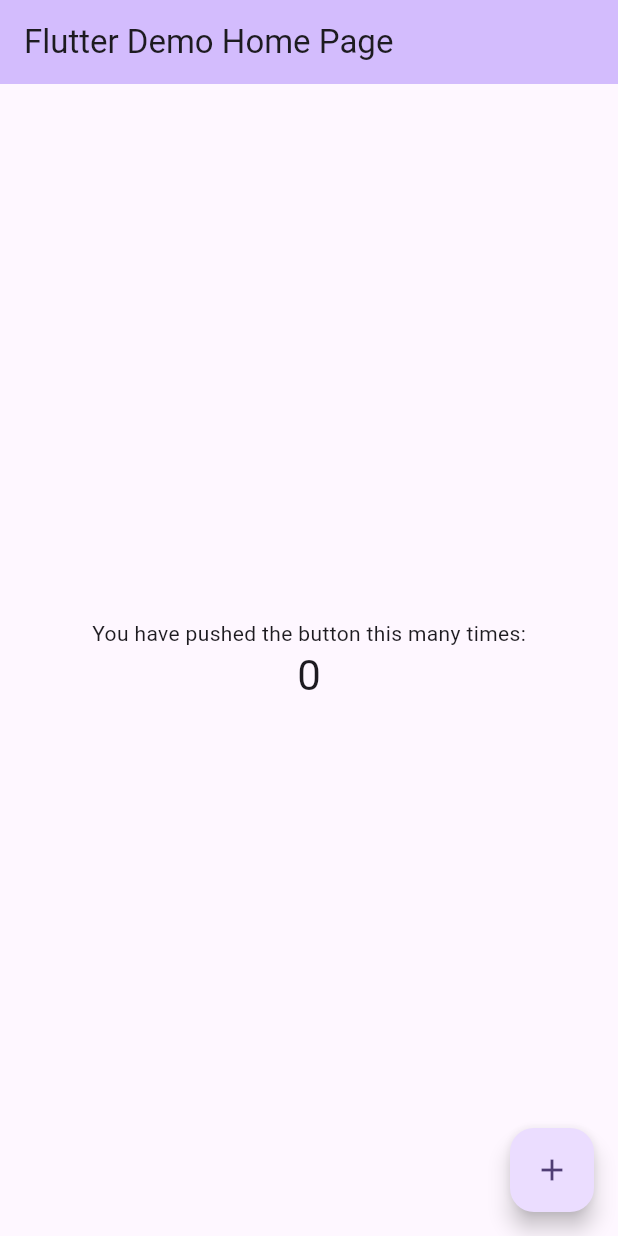
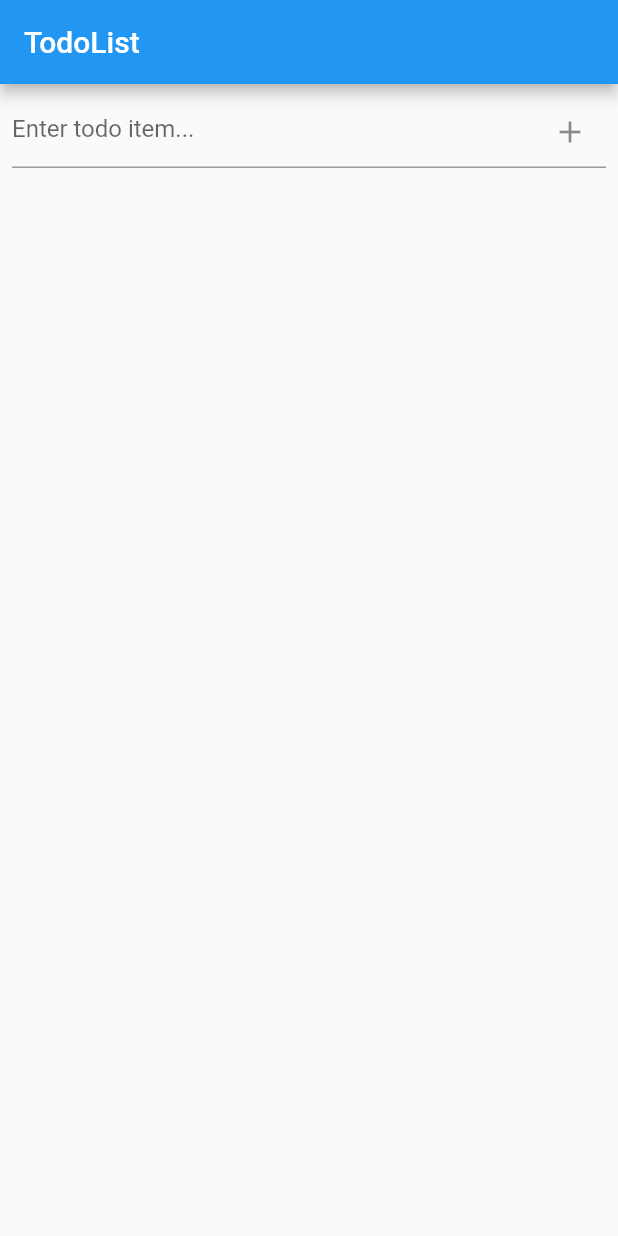
Before and after one commit to insertvalue2/river_pod_todo_v1, a Flutter app: the screen it shows after launch, on a phone screen of 412 x 824 dp. Run offline on Flutter 3.47's test engine with Material 2 defaults, Android fonts, the light colour scheme and no system bars.

Commit message:
todo MVVM 기본완성코드

```diff
--- a/lib/main.dart
+++ b/lib/main.dart
@@ -1,125 +1,23 @@
 import 'package:flutter/material.dart';
+import 'package:my_todo_riverpod_v1/view/todo_list_view.dart';
 
 void main() {
-  runApp(const MyApp());
+  runApp(const TodoApp());
 }
 
-class MyApp extends StatelessWidget {
-  const MyApp({super.key});
+class TodoApp extends StatelessWidget {
+  const TodoApp({super.key});
 
-  // This widget is the root of your application.
   @override
   Widget build(BuildContext context) {
     return MaterialApp(
-      title: 'Flutter Demo',
-      theme: ThemeData(
-        // This is the theme of your application.
-        //
-        // TRY THIS: Try running your application with "flutter run". You'll see
-        // the application has a blue toolbar. Then, without quitting the app,
-        // try changing the seedColor in the colorScheme below to Colors.green
-        // and then invoke "hot reload" (save your changes or press the "hot
-        // reload" button in a Flutter-supported IDE, or press "r" if you used
-        // the command line to start the app).
-        //
-        // Notice that the counter didn't reset back to zero; the application
-        // state is not lost during the reload. To reset the state, use hot
-        // restart instead.
-        //
-        // This works for code too, not just values: Most code changes can be
-        // tested with just a hot reload.
-        colorScheme: ColorScheme.fromSeed(seedColor: Colors.deepPurple),
-        useMaterial3: true,
+      debugShowCheckedModeBanner: false,
+      home: SafeArea(
+        child: Scaffold(
+          appBar: AppBar(title: const Text("TodoList")),
+          body: TodoListView(), // 코드 수정
+        ),
       ),
-      home: const MyHomePage(title: 'Flutter Demo Home Page'),
     );
   }
 }
-
-class MyHomePage extends StatefulWidget {
-  const MyHomePage({super.key, required this.title});
-
-  // This widget is the home page of your application. It is stateful, meaning
-  // that it has a State object (defined below) that contains fields that affect
-  // how it looks.
-
-  // This class is the configuration for the state. It holds the values (in this
-  // case the title) provided by the parent (in this case the App widget) and
-  // used by the build method of the State. Fields in a Widget subclass are
-  // always marked "final".
-
-  final String title;
-
-  @override
-  State<MyHomePage> createState() => _MyHomePageState();
-}
-
-class _MyHomePageState extends State<MyHomePage> {
-  int _counter = 0;
-
-  void _incrementCounter() {
-    setState(() {
-      // This call to setState tells the Flutter framework that something has
-      // changed in this State, which causes it to rerun the build method below
-      // so that the display can reflect the updated values. If we changed
-      // _counter without calling setState(), then the build method would not be
-      // called again, and so nothing would appear to happen.
-      _counter++;
-    });
-  }
-
-  @override
-  Widget build(BuildContext context) {
-    // This method is rerun every time setState is called, for instance as done
-    // by the _incrementCounter method above.
-    //
-    // The Flutter framework has been optimized to make rerunning build methods
-    // fast, so that you can just rebuild anything that needs updating rather
-    // than having to individually change instances of widgets.
-    return Scaffold(
-      appBar: AppBar(
-        // TRY THIS: Try changing the color here to a specific color (to
-        // Colors.amber, perhaps?) and trigger a hot reload to see the AppBar
-        // change color while the other colors stay the same.
-        backgroundColor: Theme.of(context).colorScheme.inversePrimary,
-        // Here we take the value from the MyHomePage object that was created by
-        // the App.build method, and use it to set our appbar title.
-        title: Text(widget.title),
-      ),
-      body: Center(
-        // Center is a layout widget. It takes a single child and positions it
-        // in the middle of the parent.
-        child: Column(
-          // Column is also a layout widget. It takes a list of children and
-          // arranges them vertically. By default, it sizes itself to fit its
-          // children horizontally, and tries to be as tall as its parent.
-          //
-          // Column has various properties to control how it sizes itself and
-          // how it positions its children. Here we use mainAxisAlignment to
-          // center the children vertically; the main axis here is the vertical
-          // axis because Columns are vertical (the cross axis would be
-          // horizontal).
-          //
-          // TRY THIS: Invoke "debug painting" (choose the "Toggle Debug Paint"
-          // action in the IDE, or press "p" in the console), to see the
-          // wireframe for each widget.
-          mainAxisAlignment: MainAxisAlignment.center,
-          children: <Widget>[
-            const Text(
-              'You have pushed the button this many times:',
-            ),
-            Text(
-              '$_counter',
-              style: Theme.of(context).textTheme.headlineMedium,
-            ),
-          ],
-        ),
-      ),
-      floatingActionButton: FloatingActionButton(
-        onPressed: _incrementCounter,
-        tooltip: 'Increment',
-        child: const Icon(Icons.add),
-      ), // This trailing comma makes auto-formatting nicer for build methods.
-    );
-  }
-}
--- /dev/null
+++ b/lib/models/todo_item.dart
@@ -0,0 +1,7 @@
+// Model
+class TodoItem {
+  String title;
+  bool isDone;
+
+  TodoItem({required this.title, this.isDone = false});
+}
--- /dev/null
+++ b/lib/view/todo_list_view.dart
@@ -0,0 +1,66 @@
+import 'package:flutter/material.dart';
+
+import '../models/todo_item.dart';
+
+// View 클래스: 할 일 목록을 보여주는 화면을 정의합니다.
+class TodoListView extends StatefulWidget {
+  const TodoListView({super.key});
+
+  @override
+  State<TodoListView> createState() => _TodoListViewState();
+}
+
+class _TodoListViewState extends State<TodoListView> {
+  // 뷰에서는 직접 뷰모델을 가지고 있다.
+  // _viewModel 객체가 final 이지 안에 내부 상태 값은 아니다
+  final TodoListViewModel listViewModel = TodoListViewModel();
+  final TextEditingController _controller = TextEditingController();
+
+  @override
+  Widget build(BuildContext context) {
+    return Column(
+      children: [
+        Padding(
+          padding: const EdgeInsets.all(8.0),
+          child: TextField(
+            controller: _controller,
+            decoration: InputDecoration(
+              hintText: 'Enter todo item...',
+              suffixIcon: IconButton(
+                icon: const Icon(Icons.add),
+                onPressed: () {
+                  setState(() {
+                    // 데이터를 ViewModel로 위임
+                    listViewModel.addItem(_controller.text);
+                    _controller.clear();
+                  });
+                },
+              ),
+            ),
+          ),
+        ),
+        Expanded(
+          // 할 일 목록을 화면에 표시
+          child: ListView.builder(
+            itemCount: listViewModel.items.length, // 코드 수정
+            itemBuilder: (context, index) {
+              var item = listViewModel.items[index]; // 코드 수정
+              return ListTile(
+                title: Text(item.title),
+                trailing: Checkbox(
+                  value: item.isDone,
+                  onChanged: (value) {
+                    print("value : ${value}");
+                    setState(() {
+                      listViewModel.toggleItem(item);
+                    });
+                  },
+                ),
+              );
+            },
+          ),
+        )
+      ],
+    );
+  }
+}
--- /dev/null
+++ b/lib/view_models/TodoListViewModel.dart
@@ -0,0 +1,20 @@
+import '../models/todo_item.dart';
+
+// ViewModel
+
+class TodoListViewModel {
+  List<TodoItem> _items = []; // private
+
+  // get 만들어 주기
+  List<TodoItem> get items => _items;
+
+  // 리스트에 TodoItem 객체를 더하는 메서드 만들어 주기
+  void addItem(String title) {
+    _items.add(TodoItem(title: title));
+  }
+
+  // 넘겨 받은 TodoItem 객체의 isDone 변수 값 변경 하기
+  void toggleItem(TodoItem todo) {
+    todo.isDone = !todo.isDone;
+  }
+}
```
Also changed, not shown: 2 other files.
